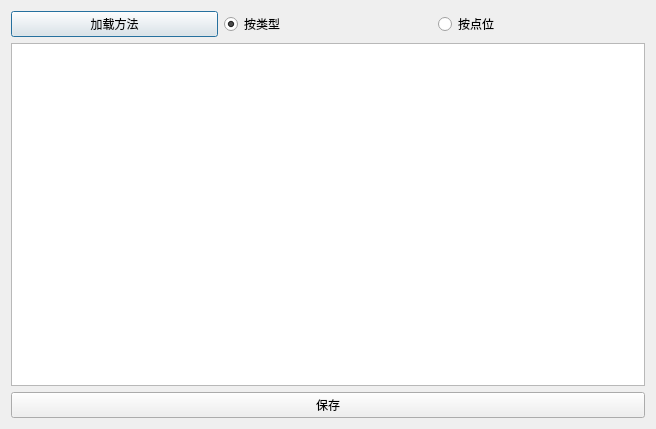
Above: src/TaskSheetManager/methodselectdlg.ui from hcc01/ELIMS before the change. Below: the same form after it.
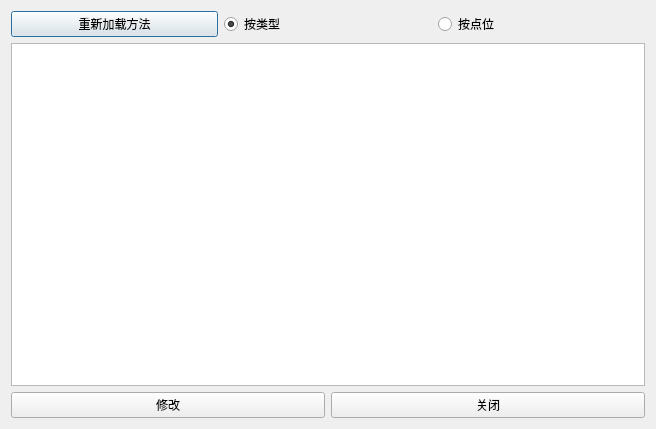
That is the form after the change. Custom widgets are drawn as their Qt base class.

The edit to the form file:
```diff
--- a/src/TaskSheetManager/methodselectdlg.ui
+++ b/src/TaskSheetManager/methodselectdlg.ui
@@ -19,7 +19,7 @@
      <item>
       <widget class="QPushButton" name="pushButton">
        <property name="text">
-        <string>加载方法</string>
+        <string>重新加载方法</string>
        </property>
       </widget>
      </item>
@@ -46,11 +46,22 @@
     <widget class="MyTableView" name="tableView"/>
    </item>
    <item>
+    <layout class="QHBoxLayout" name="horizontalLayout_2">
+     <item>
     <widget class="QPushButton" name="OkBtn">
      <property name="text">
-      <string>保存</string>
-     </property>
-    </widget>
+        <string>修改</string>
+       </property>
+      </widget>
+     </item>
+     <item>
+      <widget class="QPushButton" name="cancelBtn">
+       <property name="text">
+        <string>关闭</string>
+       </property>
+      </widget>
+     </item>
+    </layout>
    </item>
   </layout>
  </widget>
```
Left out of the diff: 2 changed lines with no effect on the pictures. Lines whose indentation alone changed are shown as unchanged.
